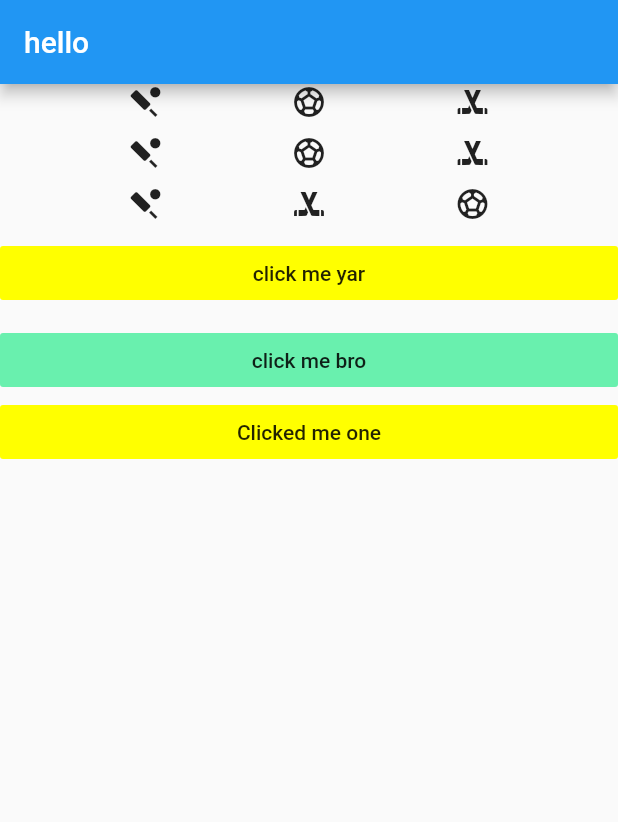
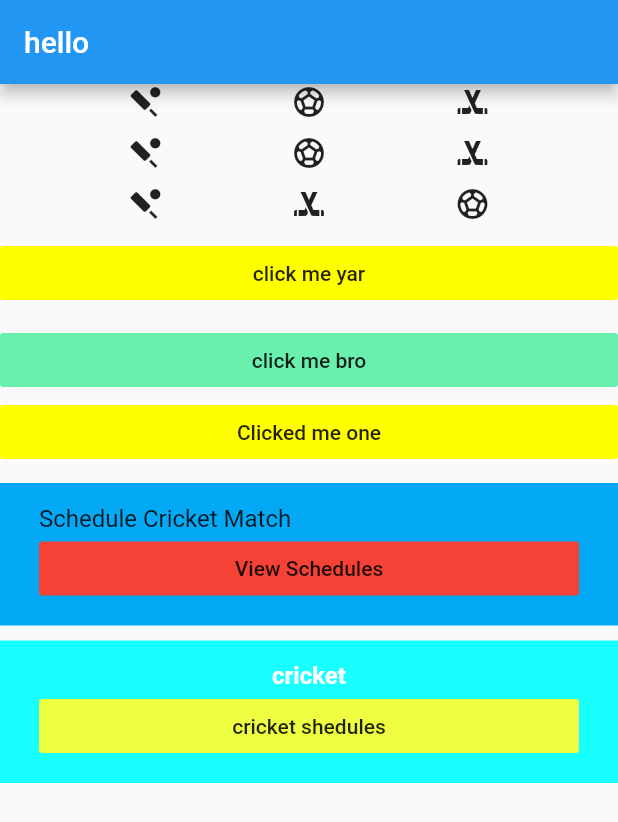
Before and after one commit to rakshithjodukallu/app_tutorial, a Flutter app: the screen it shows after launch, on a phone screen of 412 x 824 dp. Shown: the top 822 px of the screen. Run offline on Flutter 3.47's test engine with Material 2 defaults, Android fonts, the phone set to English and light mode, and no system bars.

Commit message:
class refactor widget

```diff
--- /dev/null
+++ b/lib/pages/widgetClass.dart
@@ -0,0 +1,48 @@
+import 'package:flutter/material.dart';
+import 'package:mallu_appfirst/widgetRefactor.dart';
+
+Widget sportsbutton({
+  String buttonText,
+  Color buttonColor,
+  void Function() buttonAction,
+}) {
+  return FlatButton(
+    onPressed: buttonAction,
+    child: Text(buttonText),
+    color: buttonColor,
+  );
+}
+
+class SportsBanner extends StatelessWidget {
+  final String bannerText;
+  final Color bannerColor;
+  final String bannerTitle;
+  final void Function() buttonAction;
+  final Color buttonColor;
+
+  SportsBanner(
+      {this.bannerText,
+      this.bannerColor,
+      this.bannerTitle,
+      this.buttonAction,
+      this.buttonColor});
+  @override
+  Widget build(BuildContext context) {
+    return Container(
+      padding: EdgeInsets.all(10),
+      decoration: BoxDecoration(color: buttonColor),
+      child: ListTile(
+        title: Text(
+          bannerTitle,
+          textAlign: TextAlign.center,
+          style: TextStyle(color: Colors.white, fontWeight: FontWeight.bold),
+        ),
+        subtitle: sportsbutton(
+          buttonColor: bannerColor,
+          buttonText: bannerText,
+          buttonAction: buttonAction,
+        ),
+      ),
+    );
+  }
+}
--- a/lib/widgetRefactor.dart
+++ b/lib/widgetRefactor.dart
@@ -1,17 +1,18 @@
 import 'package:flutter/material.dart';
+import 'package:mallu_appfirst/pages/widgetClass.dart';
 
 class WidgetRefactor1 extends StatelessWidget {
-  Widget sportsbutton({
-    String buttonText,
-    Color buttonColor,
-    void Function() buttonAction,
-  }) {
-    return FlatButton(
-      onPressed: buttonAction,
-      child: Text(buttonText),
-      color: buttonColor,
-    );
-  }
+  // Widget sportsbutton({
+  //   String buttonText,
+  //   Color buttonColor,
+  //   void Function() buttonAction,
+  // }) {
+  //   return FlatButton(
+  //     onPressed: buttonAction,
+  //     child: Text(buttonText),
+  //     color: buttonColor,
+  //   );
+  // }
 
   @override
   Widget build(BuildContext context) {
@@ -54,6 +55,8 @@ class WidgetRefactor1 extends StatelessWidget {
           sportsrow, //row refator method
 
           sizeh,
+
+          //using function widget factor
           sportsbutton(
             buttonColor: Colors.yellowAccent,
             buttonText: "click me yar",
@@ -77,6 +80,31 @@ class WidgetRefactor1 extends StatelessWidget {
             child: Text("Clicked me one"),
             color: Colors.yellowAccent,
           ),
+          sizeh,
+          Container(
+            padding: EdgeInsets.all(10),
+            decoration: BoxDecoration(color: Colors.lightBlue),
+            child: ListTile(
+              title: Text("Schedule Cricket Match"),
+              subtitle: sportsbutton(
+                buttonColor: Colors.red,
+                buttonText: "View Schedules",
+                buttonAction: () {
+                  print("Take to Cricket user page");
+                },
+              ),
+            ),
+          ),
+          sizeh,
+          SportsBanner(
+            bannerColor: Colors.limeAccent,
+            bannerText: "cricket shedules",
+            bannerTitle: "cricket",
+            buttonAction: () {
+              print("take to user1");
+            },
+            buttonColor: Colors.cyanAccent,
+          ),
         ],
       ),
     );
```
